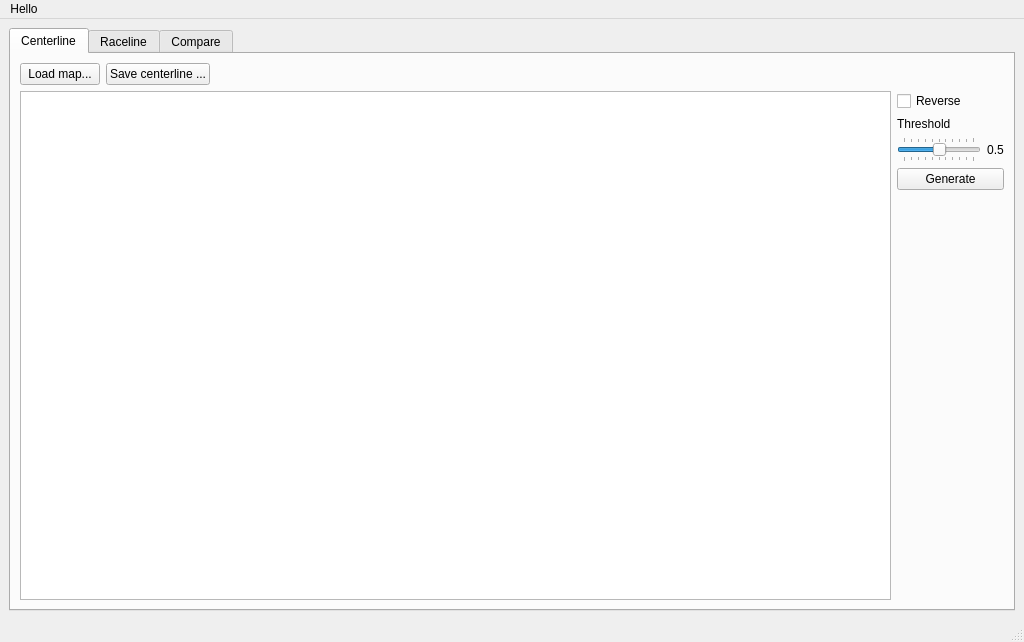
The window that gui/ui/MainWindow.ui (vaul-ulaval/f1tenth-raceline-optim) describes before a commit, drawn with Qt 5.
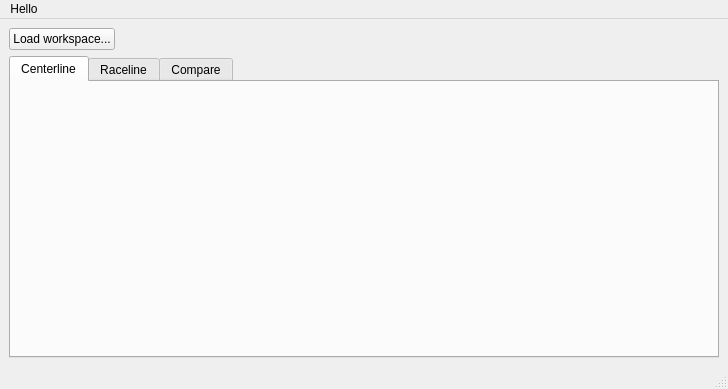
The same window after the commit.

What changed in the file:
```diff
--- a/gui/ui/MainWindow.ui
+++ b/gui/ui/MainWindow.ui
@@ -6,8 +6,8 @@
    <rect>
     <x>0</x>
     <y>0</y>
-    <width>1024</width>
-    <height>642</height>
+    <width>728</width>
+    <height>389</height>
    </rect>
   </property>
   <property name="windowTitle">
@@ -15,6 +15,30 @@
   </property>
   <widget class="QWidget" name="centralwidget">
    <layout class="QVBoxLayout" name="verticalLayout">
+    <item>
+     <layout class="QHBoxLayout" name="horizontalLayout_4">
+      <item>
+       <widget class="QPushButton" name="loadWorkspace">
+        <property name="text">
+         <string>Load workspace...</string>
+        </property>
+       </widget>
+      </item>
+      <item>
+       <spacer name="horizontalSpacer_2">
+        <property name="orientation">
+         <enum>Qt::Horizontal</enum>
+        </property>
+        <property name="sizeHint" stdset="0">
+         <size>
+          <width>40</width>
+          <height>20</height>
+         </size>
+        </property>
+       </spacer>
+      </item>
+     </layout>
+    </item>
     <item>
      <widget class="QTabWidget" name="Tabs">
       <property name="currentIndex">
@@ -24,150 +48,6 @@
        <attribute name="title">
         <string>Centerline</string>
        </attribute>
-       <layout class="QVBoxLayout" name="verticalLayout_3">
-        <item>
-         <layout class="QHBoxLayout" name="horizontalLayout">
-          <item>
-           <widget class="QPushButton" name="loadMapButton">
-            <property name="toolTip">
-             <string/>
-            </property>
-            <property name="toolTipDuration">
-             <number>-1</number>
-            </property>
-            <property name="text">
-             <string>Load map...</string>
-            </property>
-           </widget>
-          </item>
-          <item>
-           <widget class="QPushButton" name="SaveCenterLineButton">
-            <property name="text">
-             <string>Save centerline ...</string>
-            </property>
-           </widget>
-          </item>
-          <item>
-           <spacer name="horizontalSpacer">
-            <property name="orientation">
-             <enum>Qt::Horizontal</enum>
-            </property>
-            <property name="sizeHint" stdset="0">
-             <size>
-              <width>40</width>
-              <height>20</height>
-             </size>
-            </property>
-           </spacer>
-          </item>
-         </layout>
-        </item>
-        <item>
-         <layout class="QHBoxLayout" name="horizontalLayout_3">
-          <item>
-           <widget class="QGraphicsView" name="centerLineView"/>
-          </item>
-          <item>
-           <layout class="QVBoxLayout" name="verticalLayout_2">
-            <item>
-             <widget class="QCheckBox" name="reverseCheckBox">
-              <property name="text">
-               <string>Reverse</string>
-              </property>
-              <property name="iconSize">
-               <size>
-                <width>20</width>
-                <height>20</height>
-               </size>
-              </property>
-             </widget>
-            </item>
-            <item>
-             <widget class="QLabel" name="thresholdLabel">
-              <property name="text">
-               <string>Threshold</string>
-              </property>
-             </widget>
-            </item>
-            <item>
-             <layout class="QHBoxLayout" name="horizontalLayout_2">
-              <item>
-               <widget class="QSlider" name="thresholdSlider">
-                <property name="sizePolicy">
-                 <sizepolicy hsizetype="Preferred" vsizetype="Fixed">
-                  <horstretch>0</horstretch>
-                  <verstretch>0</verstretch>
-                 </sizepolicy>
-                </property>
-                <property name="minimum">
-                 <number>0</number>
-                </property>
-                <property name="maximum">
-                 <number>100</number>
-                </property>
-                <property name="singleStep">
-                 <number>1</number>
-                </property>
-                <property name="pageStep">
-                 <number>10</number>
-                </property>
-                <property name="value">
-                 <number>50</number>
-                </property>
-                <property name="sliderPosition">
-                 <number>50</number>
-                </property>
-                <property name="tracking">
-                 <bool>true</bool>
-                </property>
-                <property name="orientation">
-                 <enum>Qt::Horizontal</enum>
-                </property>
-                <property name="tickPosition">
-                 <enum>QSlider::TicksBothSides</enum>
-                </property>
-                <property name="tickInterval">
-                 <number>10</number>
-                </property>
-               </widget>
-              </item>
-              <item>
-               <widget class="QLabel" name="thresholdValue">
-                <property name="text">
-                 <string>0.5</string>
-                </property>
-                <property name="alignment">
-                 <set>Qt::AlignCenter</set>
-                </property>
-               </widget>
-              </item>
-             </layout>
-            </item>
-            <item>
-             <widget class="QPushButton" name="genCenterlineButton">
-              <property name="text">
-               <string>Generate</string>
-              </property>
-             </widget>
-            </item>
-            <item>
-             <spacer name="verticalSpacer">
-              <property name="orientation">
-               <enum>Qt::Vertical</enum>
-              </property>
-              <property name="sizeHint" stdset="0">
-               <size>
-                <width>20</width>
-                <height>40</height>
-               </size>
-              </property>
-             </spacer>
-            </item>
-           </layout>
-          </item>
-         </layout>
-        </item>
-       </layout>
       </widget>
       <widget class="QWidget" name="Raceline">
        <attribute name="title">
@@ -188,7 +68,7 @@
     <rect>
      <x>0</x>
      <y>0</y>
-     <width>1024</width>
+     <width>728</width>
      <height>22</height>
     </rect>
    </property>
```
